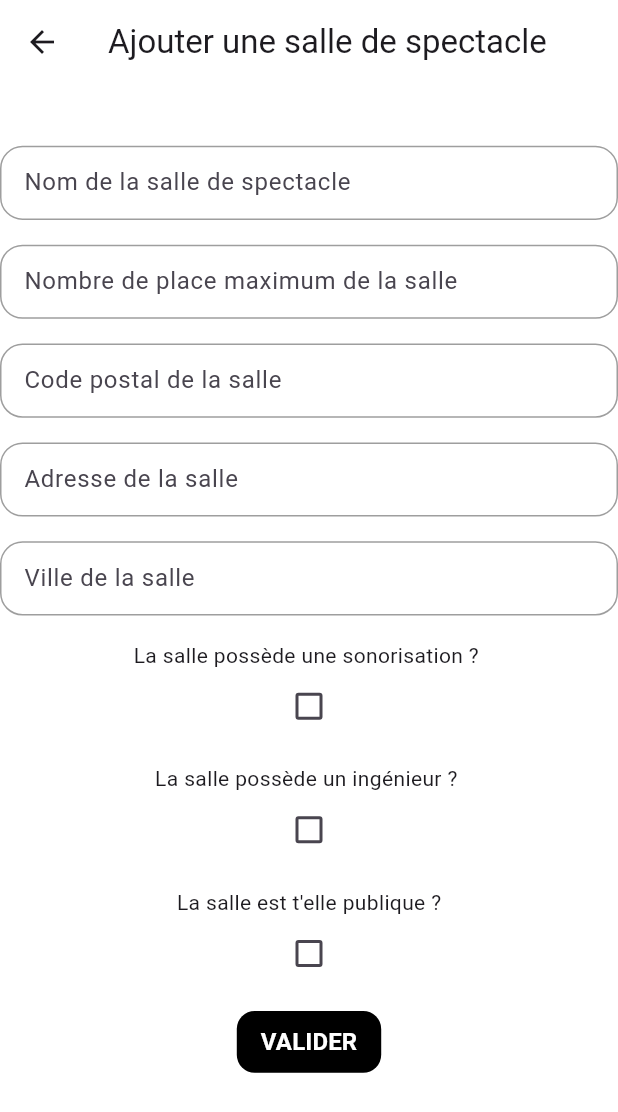
After one commit to thibaultfradet/uKruzwa, a Flutter app: the Ajoutsallesp screen opened directly, on a phone screen of 412 x 824 dp. The commit adds this screen. Shown: the top 1112 px of the screen. Run offline on Flutter 3.47's test engine with Material 3 defaults, Android fonts, the light colour scheme and no system bars; our stand-ins replace cloud_firestore, firebase_auth, firebase_core, flutter_bloc, google_sign_in; accounts and stored records are empty.

Commit message:
e5 blanc code

```diff
--- /dev/null
+++ b/ukruzwa/lib/domain/models/salle_spectacle.dart
@@ -0,0 +1,55 @@
+import 'package:ukruzwa/data/dataSource/remote/ville_firebase.dart';
+import 'package:ukruzwa/domain/models/ville.dart';
+
+class SalleSpectacle {
+  final String? idSalleSpectacle;
+  final String nomSalleSpectacle;
+  final Ville villeSalle;
+  final int nbPlaceMaximum;
+  final bool possederSonorisation;
+  final bool possederIngenieur;
+  final bool isStructurePublic;
+
+  SalleSpectacle(
+      this.idSalleSpectacle,
+      this.nomSalleSpectacle,
+      this.villeSalle,
+      this.nbPlaceMaximum,
+      this.possederSonorisation,
+      this.possederIngenieur,
+      this.isStructurePublic);
+
+  SalleSpectacle.empty()
+      : idSalleSpectacle = '',
+        nomSalleSpectacle = '',
+        villeSalle = Ville.empty(),
+        nbPlaceMaximum = 0,
+        possederSonorisation = false,
+        possederIngenieur = false,
+        isStructurePublic = false;
+
+  Future<SalleSpectacle> salleSpectaclefromJSON(
+      Map<String, dynamic> json) async {
+    return SalleSpectacle(
+      json["idSalleSpectacle"],
+      json["NomSalleSpectacle"],
+      await retrieveVille(json["idVille"]),
+      json["NbPlaceMaximum"],
+      json["PossederSonorisation"],
+      json["PossederIngenieur"],
+      json["IsStructurePublic"],
+    );
+  }
+
+  Map<String, dynamic> toFirestore() {
+    return {
+      'idSalleSpectacle': idSalleSpectacle,
+      'NomSalleSpectacle': nomSalleSpectacle,
+      'idVille': villeSalle.idVille,
+      'NbPlaceMaximum': nbPlaceMaximum,
+      'PossederSonorisation': possederSonorisation,
+      'PossederIngenieur': possederIngenieur,
+      'isStructurePublic': isStructurePublic,
+    };
+  }
+}
--- a/ukruzwa/lib/main.dart
+++ b/ukruzwa/lib/main.dart
@@ -1,9 +1,11 @@
 import 'package:flutter/material.dart';
 import 'package:ukruzwa/firebase_options.dart';
 import 'package:ukruzwa/presentation/blocs/ajoutgroupe/ajoutgroupe_bloc.dart';
+import 'package:ukruzwa/presentation/blocs/ajoutsallesp/ajout_sallesp_bloc.dart';
 import 'package:ukruzwa/presentation/blocs/authentification/authentification_bloc.dart';
 import 'package:ukruzwa/presentation/blocs/home/home_bloc.dart';
 import 'package:ukruzwa/presentation/blocs/grdetail/grdetail_bloc.dart';
+import 'package:ukruzwa/presentation/pages/ajoutsallesp.dart';
 import 'package:ukruzwa/presentation/pages/authentification.dart';
 import 'package:flutter_bloc/flutter_bloc.dart';
 import 'package:firebase_core/firebase_core.dart';
@@ -35,6 +37,9 @@ void main() async {
         BlocProvider<AjoutgroupeBloc>(
           create: (_) => AjoutgroupeBloc(),
         ),
+        BlocProvider<AjoutSalleSpBloc>(
+          create: (_) => AjoutSalleSpBloc(),
+        ),
       ],
       child: const MyApp(),
     ),
--- /dev/null
+++ b/ukruzwa/lib/presentation/blocs/ajoutsallesp/ajout_sallesp_bloc.dart
@@ -0,0 +1,68 @@
+import 'package:flutter_bloc/flutter_bloc.dart';
+import 'package:ukruzwa/data/dataSource/remote/salles_spectacle_firebase.dart';
+import 'package:ukruzwa/data/dataSource/remote/ville_firebase.dart';
+import 'package:ukruzwa/domain/models/salle_spectacle.dart';
+import 'package:ukruzwa/domain/models/ville.dart';
+import 'package:ukruzwa/presentation/blocs/ajoutsallesp/ajout_sallesp_event.dart';
+import 'package:ukruzwa/presentation/blocs/ajoutsallesp/ajout_sallesp_state.dart';
+
+class AjoutSalleSpBloc extends Bloc<AjoutSalleSpEvent, AjoutSalleSpState> {
+  AjoutSalleSpBloc() : super(AjoutSalleSpStateInitial()) {
+    //Etat initial
+    on<AjoutSalleSpEvent>((event, emit) async {
+      emit(AjoutSalleSpStateInitial());
+    });
+
+    //L'utilisateur valide sa création
+    on<ASPCreate>((event, emit) async {
+      //Création longue donc on emit un state de chargement en attendant
+      emit(ASPLoading());
+      try {
+        Ville? villeTemp;
+        String idVille = "";
+
+        //Récupération de toutes les villes de la base de données
+        List<Ville> villeDisponible = await findAllVille();
+        try {
+          villeTemp = villeDisponible
+              .where(
+                (ville) =>
+                    ville.codePostal == event.codePostalSalle &&
+                    ville.nomVille == event.villeSalle,
+              )
+              .first;
+        } catch (e) {
+          // ville pas trouver dans celle disponible => null
+          villeTemp = null;
+        }
+        //Si ville à null alors l'objet n'existe pas donc on le crée en base
+        if (villeTemp == null) {
+          villeTemp = Ville(
+              idVille: "",
+              codePostal: event.codePostalSalle,
+              nomVille: event.villeSalle);
+          //On crée la ville en base
+          idVille = await createVille(villeTemp);
+        }
+
+        //Création objet spectacle en base
+        SalleSpectacle spCreate = SalleSpectacle(
+            "",
+            event.nomSalle,
+            //Si la ville à été créer auparavant on la retrieve en se basant sur l'id récupérer du create sinon on assigne l'objet recuperer du .where
+            idVille == "" ? await retrieveVille(idVille) : villeTemp,
+            event.nbPlaceMaximum,
+            event.possederSonorisation,
+            event.possederIngenieur,
+            event.estPublique);
+        createSalleSpectacle(spCreate);
+
+        //Si encore pas catch alors la création a reussi on emit donc le state
+        emit(ASPSuccess());
+      } catch (e) {
+        //Non réussi => on emit le state failure
+        emit(ASPFailure());
+      }
+    });
+  }
+}
--- /dev/null
+++ b/ukruzwa/lib/presentation/blocs/ajoutsallesp/ajout_sallesp_event.dart
@@ -0,0 +1,24 @@
+class AjoutSalleSpEvent {
+  const AjoutSalleSpEvent();
+}
+
+class ASPCreate extends AjoutSalleSpEvent {
+  final String nomSalle;
+  final String codePostalSalle;
+  final String adresseSalle;
+  final String villeSalle;
+  final int nbPlaceMaximum;
+  final bool possederSonorisation;
+  final bool possederIngenieur;
+  final bool estPublique;
+
+  ASPCreate(
+      this.nomSalle,
+      this.codePostalSalle,
+      this.adresseSalle,
+      this.villeSalle,
+      this.nbPlaceMaximum,
+      this.possederSonorisation,
+      this.possederIngenieur,
+      this.estPublique);
+}
--- /dev/null
+++ b/ukruzwa/lib/presentation/blocs/ajoutsallesp/ajout_sallesp_state.dart
@@ -0,0 +1,21 @@
+abstract class AjoutSalleSpState {
+  AjoutSalleSpState();
+}
+
+//State initial
+class AjoutSalleSpStateInitial extends AjoutSalleSpState {
+  AjoutSalleSpStateInitial();
+}
+
+// Tentative de création => load,success,fail
+class ASPSuccess extends AjoutSalleSpState {
+  ASPSuccess() : super();
+}
+
+class ASPFailure extends AjoutSalleSpState {
+  ASPFailure() : super();
+}
+
+class ASPLoading extends AjoutSalleSpState {
+  ASPLoading() : super();
+}
--- a/ukruzwa/lib/presentation/blocs/authentification/authentification_event.dart
+++ b/ukruzwa/lib/presentation/blocs/authentification/authentification_event.dart
@@ -28,3 +28,20 @@ class AuthCreate extends AuthentificationEvent {
       required this.ville})
       : super();
 }
+
+class AuthCreateWithGoogle extends AuthentificationEvent {
+  final String emailAddress;
+  final String nom;
+  final String prenom;
+  final String numeroTelephone;
+  final String codePostal;
+  final String ville;
+  AuthCreateWithGoogle(
+      {required this.emailAddress,
+      required this.nom,
+      required this.prenom,
+      required this.numeroTelephone,
+      required this.codePostal,
+      required this.ville})
+      : super();
+}
--- /dev/null
+++ b/ukruzwa/lib/presentation/pages/ajoutsallesp.dart
@@ -0,0 +1,173 @@
+import 'package:flutter/material.dart';
+import 'package:flutter_bloc/flutter_bloc.dart';
+import 'package:ukruzwa/presentation/blocs/ajoutsallesp/ajout_sallesp_bloc.dart';
+import 'package:ukruzwa/presentation/blocs/ajoutsallesp/ajout_sallesp_event.dart';
+import 'package:ukruzwa/presentation/blocs/ajoutsallesp/ajout_sallesp_state.dart';
+import 'package:ukruzwa/presentation/widgets/bouton_custom.dart';
+import 'package:ukruzwa/presentation/widgets/input_custom_pl.dart';
+import 'package:ukruzwa/presentation/widgets/vertical_margin.dart';
+
+class Ajoutsallesp extends StatefulWidget {
+  const Ajoutsallesp({super.key});
+
+  @override
+  State<Ajoutsallesp> createState() => _AjoutsallespState();
+}
+
+class _AjoutsallespState extends State<Ajoutsallesp> {
+  TextEditingController tecNomSalle = TextEditingController();
+  TextEditingController tecCodePostal = TextEditingController();
+  TextEditingController tecAdresse = TextEditingController();
+  TextEditingController tecVille = TextEditingController();
+  TextEditingController tecNbPlaceMax = TextEditingController();
+  bool isSonorisation = false;
+  bool isIngenieur = false;
+  bool estPublique = false;
+  @override
+  Widget build(BuildContext context) {
+    return BlocProvider(
+      create: (context) => AjoutSalleSpBloc()..add(const AjoutSalleSpEvent()),
+      child: BlocBuilder<AjoutSalleSpBloc, AjoutSalleSpState>(
+        builder: (BuildContext context, state) {
+          //Page de base => touts les groupes du compte concerner
+          return Scaffold(
+            backgroundColor: Colors.white,
+            appBar: AppBar(
+              backgroundColor: Colors.white,
+              title: const Text("Ajouter une salle de spectacle"),
+            ),
+            body: Stack(
+              children: [
+                if (state is ASPLoading) const CircularProgressIndicator(),
+                Center(
+                  child: Column(
+                    children: [
+                      const VerticalMargin(ratio: 0.05),
+                      InputCustomPL(
+                        controllerPL: tecNomSalle,
+                        placeholder: "Nom de la salle de spectacle",
+                      ),
+
+                      const VerticalMargin(ratio: 0.02),
+                      InputCustomPL(
+                        controllerPL: tecNbPlaceMax,
+                        placeholder: "Nombre de place maximum de la salle",
+                      ),
+                      const VerticalMargin(ratio: 0.02),
+                      InputCustomPL(
+                        controllerPL: tecCodePostal,
+                        placeholder: "Code postal de la salle",
+                      ),
+
+                      const VerticalMargin(ratio: 0.02),
+                      InputCustomPL(
+                        controllerPL: tecAdresse,
+                        placeholder: "Adresse de la salle",
+                      ),
+
+                      const VerticalMargin(ratio: 0.02),
+                      InputCustomPL(
+                        controllerPL: tecVille,
+                        placeholder: "Ville de la salle",
+                      ),
+
+                      const VerticalMargin(ratio: 0.02),
+
+                      //Checkbox
+                      SizedBox(
+                        // height: 400,
+                        height: MediaQuery.of(context).size.height * 0.1,
+                        child: Column(
+                          children: [
+                            const Text("La salle possède une sonorisation ? "),
+                            Checkbox(
+                              value: isSonorisation,
+                              onChanged: (bool? value) {
+                                setState(
+                                  () {
+                                    isSonorisation = value ?? false;
+                                  },
+                                );
+                              },
+                            ),
+                          ],
+                        ),
+                      ),
+                      SizedBox(
+                        height: MediaQuery.of(context).size.height * 0.1,
+
+                        // height: 400,
+                        child: Column(
+                          children: [
+                            const Text("La salle possède un ingénieur ? "),
+                            Checkbox(
+                              value: isIngenieur,
+                              onChanged: (bool? value) {
+                                setState(
+                                  () {
+                                    isIngenieur = value ?? false;
+                                  },
+                                );
+                              },
+                            ),
+                          ],
+                        ),
+                      ),
+                      SizedBox(
+                        // height: 400,
+                        height: MediaQuery.of(context).size.height * 0.1,
+                        child: Column(
+                          children: [
+                            const Text("La salle est t'elle publique ?"),
+                            Checkbox(
+                              value: estPublique,
+                              onChanged: (bool? value) {
+                                setState(
+                                  () {
+                                    estPublique = value ?? false;
+                                  },
+                                );
+                              },
+                            ),
+                          ],
+                        ),
+                      ),
+
+                      //Bouton validation formulaire
+                      SizedBox(
+                        height: MediaQuery.of(context).size.width * 0.1,
+
+                        // height: 400,
+                        child: BoutonCustom(
+                          onpressed: () {
+                            BlocProvider.of<AjoutSalleSpBloc>(context).add(
+                              ASPCreate(
+                                  tecNomSalle.text,
+                                  tecCodePostal.text,
+                                  tecAdresse.text,
+                                  tecVille.text,
+                                  int.parse(tecNbPlaceMax.text),
+                                  isSonorisation,
+                                  isIngenieur,
+                                  estPublique),
+                            );
+                          },
+                          texteValeur: "VALIDER",
+                        ),
+                      ),
+                    ],
+                  ),
+                ),
+                if (state is ASPSuccess)
+                  const Text("La salle a bien été ajoutée."),
+                if (state is ASPFailure)
+                  const Text(
+                      "Une erreur est survenue lors de la création de la salle."),
+              ],
+            ),
+          );
+        },
+      ),
+    );
+  }
+}
--- a/ukruzwa/pubspec.yaml
+++ b/ukruzwa/pubspec.yaml
@@ -39,6 +39,7 @@ dependencies:
   firebase_core: ^3.6.0
   cloud_firestore: ^5.4.4
   firebase_auth: ^5.3.1
+  google_sign_in: ^6.2.2
 
 dev_dependencies:
   flutter_test:
```
Also changed, not shown: ukruzwa/lib/data/dataSource/remote/firebase.dart (+30 -0 lines), ukruzwa/lib/data/dataSource/remote/salles_spectacle_firebase.dart (added, +12 -0 lines), ukruzwa/lib/data/dataSource/remote/ville_firebase.dart (+13 -3 lines), ukruzwa/lib/presentation/blocs/authentification/authentification_bloc.dart (+28 -0 lines), ukruzwa/lib/presentation/pages/authentification.dart (+66 -1 lines), ukruzwa/lib/presentation/pages/registration_with_google.dart (added, +121 -0 lines), ukruzwa/lib/firebase_options.dart, ukruzwa/pubspec.lock, 2 other files.
